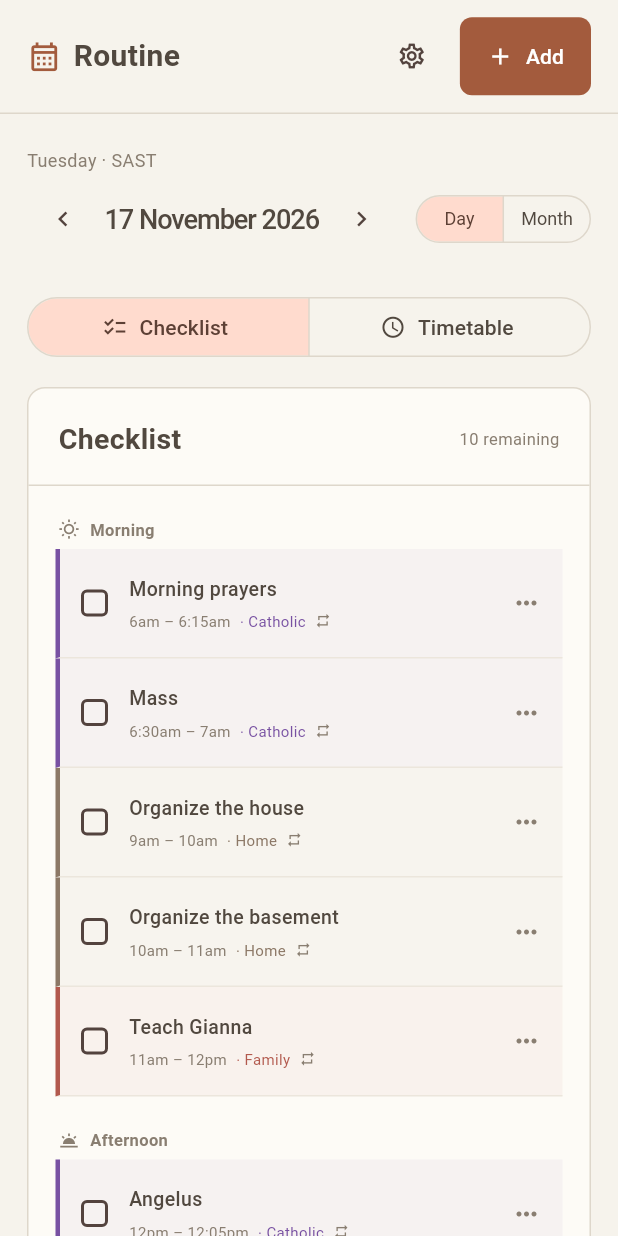
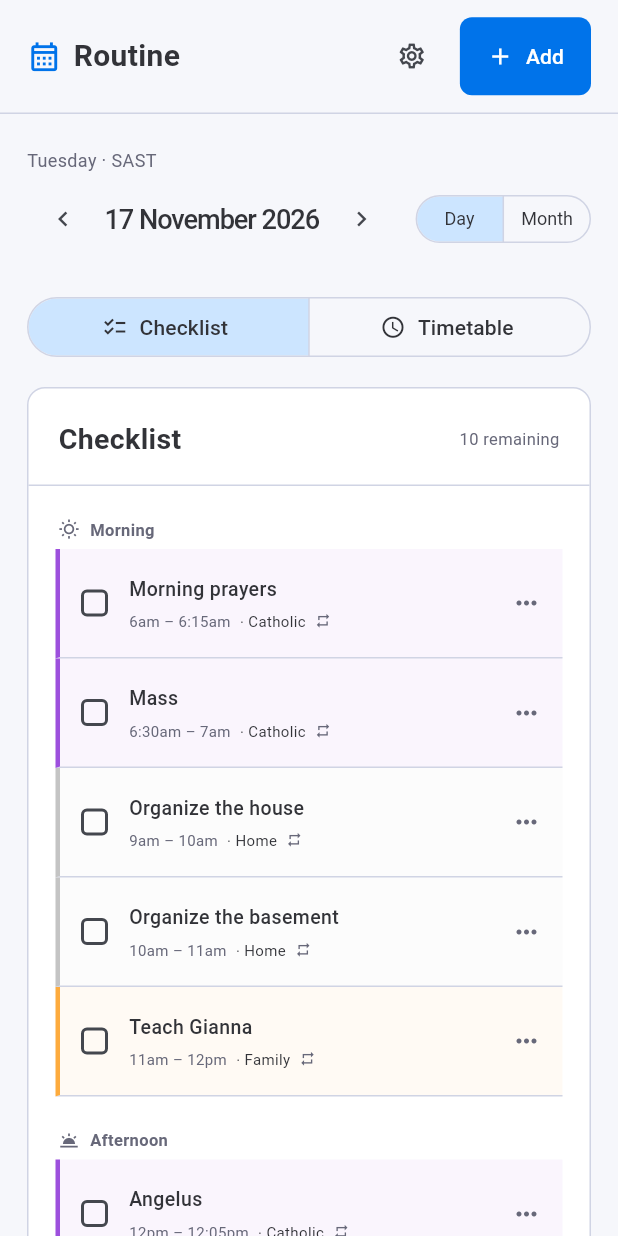
Before and after one commit to JoaoPedra-AMDG/Routine, a Flutter app: the screen it shows after launch, on a phone screen of 412 x 824 dp. Run offline on Flutter 3.47's test engine with Material 3 defaults, Android fonts, the phone set to English and light mode, and no system bars; our stand-ins replace web.

Commit message:
Apply monday.com Vibe light colour palette

```diff
--- a/lib/plan_editor.dart
+++ b/lib/plan_editor.dart
@@ -497,7 +497,7 @@ class _PlanEditorState extends State<PlanEditor> {
                 const SizedBox(height: 12),
                 Text(
                   _error!,
-                  style: const TextStyle(color: Colors.red, fontSize: 12),
+                  style: const TextStyle(color: errorColor, fontSize: 12),
                 ),
               ],
               const SizedBox(height: 22),
@@ -511,7 +511,7 @@ class _PlanEditorState extends State<PlanEditor> {
                       onPressed: _remove,
                       child: const Text(
                         'Remove',
-                        style: TextStyle(color: Color(0xffa04936)),
+                        style: TextStyle(color: errorColor),
                       ),
                     ),
                   TextButton(
--- a/lib/routine_app.dart
+++ b/lib/routine_app.dart
@@ -352,7 +352,7 @@ class _SchedulePageState extends State<SchedulePage> {
                             if (_storageError != null) ...[
                               const SizedBox(height: 18),
                               Surface(
-                                color: const Color(0xfff5dfcb),
+                                color: const Color(0xfffff7d1),
                                 padding: const EdgeInsets.all(13),
                                 child: Row(
                                   children: [
@@ -401,7 +401,7 @@ class _SchedulePageState extends State<SchedulePage> {
         if (!desktop) ...[
           const Icon(
             Icons.calendar_month_outlined,
-            color: terracotta,
+            color: primaryBlue,
             size: 23,
           ),
           const SizedBox(width: 8),
@@ -541,7 +541,7 @@ class _SchedulePageState extends State<SchedulePage> {
         children: [
           const Row(
             children: [
-              Icon(Icons.calendar_month_outlined, color: terracotta, size: 27),
+              Icon(Icons.calendar_month_outlined, color: primaryBlue, size: 27),
               SizedBox(width: 9),
               Expanded(
                 child: FittedBox(
@@ -586,7 +586,7 @@ class _SchedulePageState extends State<SchedulePage> {
     ),
   );
   Widget _nav(bool month, IconData icon, String label) => Material(
-    color: _monthView == month ? const Color(0xffdacbb9) : Colors.transparent,
+    color: _monthView == month ? selectionColor : Colors.transparent,
     borderRadius: BorderRadius.circular(7),
     child: InkWell(
       borderRadius: BorderRadius.circular(7),
@@ -598,7 +598,7 @@ class _SchedulePageState extends State<SchedulePage> {
             Icon(
               icon,
               size: 18,
-              color: _monthView == month ? terracotta : muted,
+              color: _monthView == month ? primaryBlue : muted,
             ),
             const SizedBox(width: 10),
             Expanded(
@@ -714,7 +714,7 @@ class _SchedulePageState extends State<SchedulePage> {
                       height: 28,
                       margin: const EdgeInsets.all(1),
                       decoration: BoxDecoration(
-                        color: selected ? terracotta : Colors.transparent,
+                        color: selected ? primaryBlue : Colors.transparent,
                         borderRadius: BorderRadius.circular(5),
                       ),
                       child: Column(
@@ -737,7 +737,7 @@ class _SchedulePageState extends State<SchedulePage> {
                               width: 3,
                               height: 3,
                               decoration: BoxDecoration(
-                                color: selected ? panel : terracotta,
+                                color: selected ? panel : primaryBlue,
                                 shape: BoxShape.circle,
                               ),
                             ),
@@ -964,7 +964,7 @@ class _SchedulePageState extends State<SchedulePage> {
           ),
         const SizedBox(height: 23),
         Surface(
-          color: const Color(0xffe8e8dc),
+          color: highlightColor,
           padding: const EdgeInsets.symmetric(horizontal: 20, vertical: 18),
           child: Row(
             children: [
@@ -976,8 +976,8 @@ class _SchedulePageState extends State<SchedulePage> {
                   children: [
                     CircularProgressIndicator(
                       value: tasks.isEmpty ? 0 : done / tasks.length,
-                      color: sage,
-                      backgroundColor: const Color(0xffcdd2bf),
+                      color: successGreen,
+                      backgroundColor: uiBackground,
                       strokeWidth: 4,
                     ),
                     Text(
@@ -1132,7 +1132,7 @@ class _SchedulePageState extends State<SchedulePage> {
             color: color.withValues(alpha: done || skipped ? .4 : 1),
             width: 3,
           ),
-          bottom: const BorderSide(color: Color(0xffece6dc)),
+          bottom: const BorderSide(color: line),
         ),
       ),
       padding: const EdgeInsets.fromLTRB(8, 12, 0, 12),
@@ -1151,6 +1151,7 @@ class _SchedulePageState extends State<SchedulePage> {
                   borderRadius: BorderRadius.circular(4),
                 ),
                 activeColor: color,
+                checkColor: color.computeLuminance() > .2 ? ink : Colors.white,
               ),
             )
           else
@@ -1190,7 +1191,7 @@ class _SchedulePageState extends State<SchedulePage> {
                         ),
                         Text(
                           '· ${categories[p.category]}',
-                          style: TextStyle(fontSize: 10, color: color),
+                          style: const TextStyle(fontSize: 10, color: ink),
                         ),
                         if (p.recurring)
                           const Icon(Icons.repeat, size: 11, color: muted),
@@ -1205,17 +1206,14 @@ class _SchedulePageState extends State<SchedulePage> {
                       const SizedBox(height: 4),
                       const Text(
                         'Moved earlier to avoid a clash',
-                        style: TextStyle(fontSize: 10, color: sage),
+                        style: TextStyle(fontSize: 10, color: successGreen),
                       ),
                     ],
                     if (collisions.isNotEmpty) ...[
                       const SizedBox(height: 5),
                       Text(
                         'Overlaps: ${collisions.map((p) => p.title).join(', ')}',
-                        style: const TextStyle(
-                          fontSize: 10,
-                          color: Color(0xffa65d37),
-                        ),
+                        style: const TextStyle(fontSize: 10, color: warningInk),
                       ),
                     ],
                   ],
@@ -1354,7 +1352,7 @@ class _SchedulePageState extends State<SchedulePage> {
                                     color:
                                         candidates.isEmpty
                                             ? Colors.transparent
-                                            : terracotta.withValues(alpha: .2),
+                                            : primaryBlue.withValues(alpha: .2),
                                     child:
                                         candidates.isEmpty
                                             ? null
@@ -1362,7 +1360,7 @@ class _SchedulePageState extends State<SchedulePage> {
                                               timeText(startHour * 60 + n * 15),
                                               style: const TextStyle(
                                                 fontSize: 9,
-                                                color: terracotta,
+                                                color: primaryBlue,
                                               ),
                                             ),
                                   ),
@@ -1416,7 +1414,7 @@ class _SchedulePageState extends State<SchedulePage> {
                                           '${timeText(p.start)} – ${timeText(p.end)}',
                                           style: TextStyle(
                                             fontSize: 9,
-                                            color: color,
+                                            color: muted,
                                             height: 1.2,
                                           ),
                                         ),
@@ -1591,9 +1589,9 @@ class _SchedulePageState extends State<SchedulePage> {
                             decoration: BoxDecoration(
                               color:
                                   key == _key
-                                      ? const Color(0xfff0e2d2)
+                                      ? highlightColor
                                       : date.month != _month.month
-                                      ? const Color(0xfff0ede6)
+                                      ? paper
                                       : panel,
                               border: Border(
                                 top: const BorderSide(color: line),
@@ -1620,7 +1618,7 @@ class _SchedulePageState extends State<SchedulePage> {
                                         decoration: BoxDecoration(
                                           color:
                                               isToday
-                                                  ? terracotta
+                                                  ? primaryBlue
                                                   : Colors.transparent,
                                           shape: BoxShape.circle,
                                         ),
@@ -1685,9 +1683,7 @@ class _SchedulePageState extends State<SchedulePage> {
                                                     style: TextStyle(
                                                       fontSize:
                                                           compact ? 8 : 10,
-                                                      color:
-                                                          categoryColors[p
-                                                              .category],
+                                                      color: ink,
                                                     ),
                                                   ),
                                                 ),
@@ -1881,7 +1877,7 @@ class _MoveDialogState extends State<MoveDialog> {
             const SizedBox(height: 10),
             Text(
               error!,
-              style: const TextStyle(fontSize: 12, color: Colors.red),
+              style: const TextStyle(fontSize: 12, color: errorColor),
             ),
           ],
         ],
--- a/lib/theme.dart
+++ b/lib/theme.dart
@@ -1,32 +1,46 @@
 import 'package:flutter/material.dart';
 
-const paper = Color(0xfff6f3ec),
-    panel = Color(0xfffdfbf6),
-    sidebar = Color(0xffeae3d8),
-    line = Color(0xffded7cb),
-    ink = Color(0xff51483f),
-    muted = Color(0xff897e71),
-    terracotta = Color(0xffa35b3d),
-    sage = Color(0xff65806a);
+// monday.com Vibe light-theme tokens:
+// https://github.com/mondaycom/vibe/blob/master/packages/style/src/themes/light-theme.scss
+const paper = Color(0xfff6f7fb),
+    panel = Color(0xffffffff),
+    sidebar = Color(0xffeceff8),
+    line = Color(0xffd0d4e4),
+    ink = Color(0xff323338),
+    muted = Color(0xff676879),
+    primaryBlue = Color(0xff0073ea),
+    successGreen = Color(0xff00854d),
+    selectionColor = Color(0xffcce5ff),
+    highlightColor = Color(0xfff0f7ff),
+    uiBackground = Color(0xffe7e9ef),
+    warningInk = Color(0xff8f6500),
+    errorColor = Color(0xffd83a52);
 const categoryColors = <String, Color>{
-  'catholic': Color(0xff7851a2),
-  'uni': Color(0xff2f699d),
-  'family': Color(0xffb2594d),
-  'friends': Color(0xff87630c),
-  'exercise': Color(0xff3c7d56),
-  'home': Color(0xff8c7866),
-  'work': Color(0xff5d7386),
-  'personal': Color(0xff7b7b76),
+  'catholic': Color(0xff9d50dd),
+  'uni': Color(0xff579bfc),
+  'family': Color(0xfffdab3d),
+  'friends': Color(0xffffcb00),
+  'exercise': Color(0xff00c875),
+  'home': Color(0xffc4c4c4),
+  'work': Color(0xff0073ea),
+  'personal': Color(0xffff6d3b),
 };
 ThemeData appTheme() => ThemeData(
   useMaterial3: true,
   scaffoldBackgroundColor: paper,
-  colorScheme: ColorScheme.fromSeed(seedColor: terracotta).copyWith(
-    primary: terracotta,
+  colorScheme: ColorScheme.fromSeed(seedColor: primaryBlue).copyWith(
+    primary: primaryBlue,
+    onPrimary: Colors.white,
+    primaryContainer: selectionColor,
+    onPrimaryContainer: ink,
     surface: panel,
+    surfaceTint: Colors.transparent,
     onSurface: ink,
     outline: line,
-    secondary: sage,
+    secondary: successGreen,
+    secondaryContainer: selectionColor,
+    onSecondaryContainer: ink,
+    error: errorColor,
   ),
   textTheme: const TextTheme(
     bodyMedium: TextStyle(color: ink, fontSize: 14),
```
Also changed, not shown: 30 other files.
